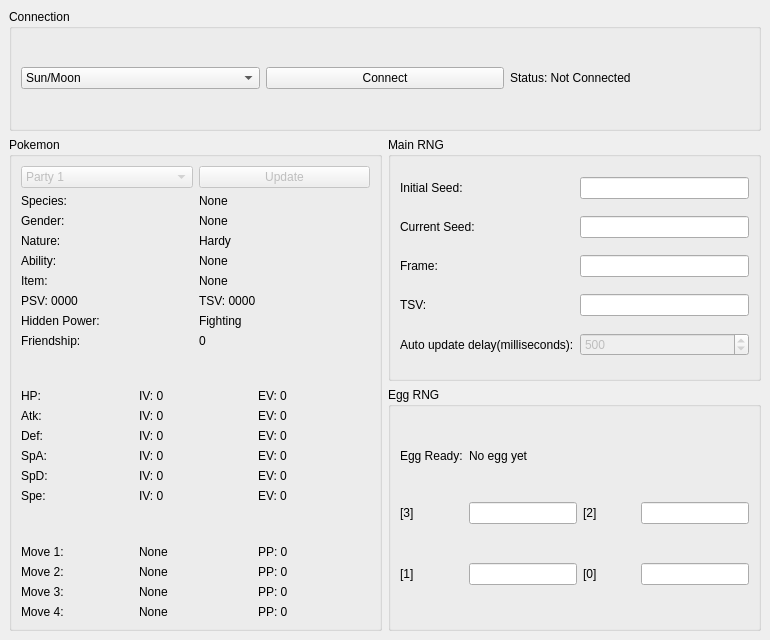
Before: the Qt Designer form CitraRNG/MainWindow.ui in Admiral-Fish/CitraRNG, drawn with Qt 5.
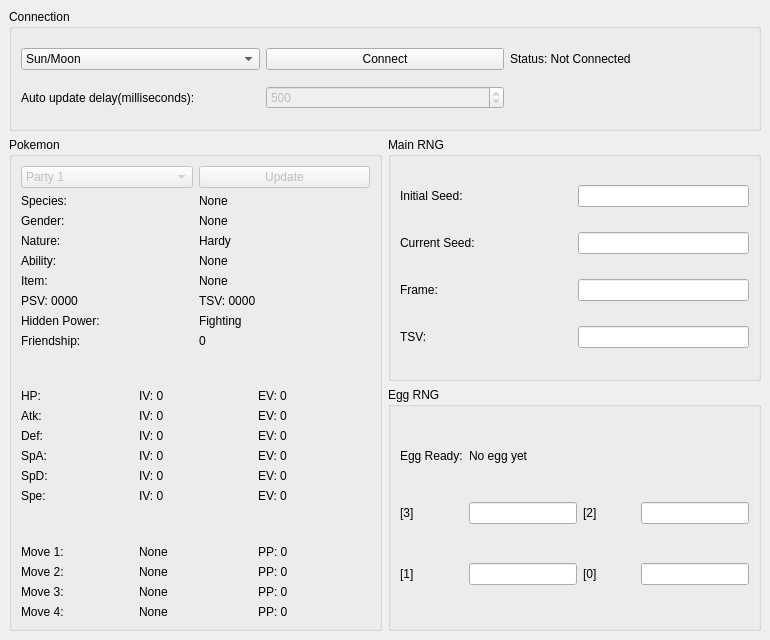
After: the same form once the commit is applied.

Commit message: Move location of update delay

```diff
--- a/CitraRNG/MainWindow.ui
+++ b/CitraRNG/MainWindow.ui
@@ -249,29 +249,6 @@
          </property>
         </widget>
        </item>
-       <item row="4" column="0">
-        <widget class="QLabel" name="labelUpdateDelay">
-         <property name="text">
-          <string>Auto update delay(milliseconds):</string>
-         </property>
-        </widget>
-       </item>
-       <item row="4" column="1">
-        <widget class="QSpinBox" name="spinBoxDelay">
-         <property name="enabled">
-          <bool>false</bool>
-         </property>
-         <property name="minimum">
-          <number>300</number>
-         </property>
-         <property name="maximum">
-          <number>2000</number>
-         </property>
-         <property name="value">
-          <number>500</number>
-         </property>
-        </widget>
-       </item>
       </layout>
      </widget>
     </item>
@@ -333,6 +310,29 @@
          </property>
         </widget>
        </item>
+       <item row="1" column="0">
+        <widget class="QLabel" name="labelUpdateDelay">
+         <property name="text">
+          <string>Auto update delay(milliseconds):</string>
+         </property>
+        </widget>
+       </item>
+       <item row="1" column="1">
+        <widget class="QSpinBox" name="spinBoxDelay">
+         <property name="enabled">
+          <bool>false</bool>
+         </property>
+         <property name="minimum">
+          <number>300</number>
+         </property>
+         <property name="maximum">
+          <number>2000</number>
+         </property>
+         <property name="value">
+          <number>500</number>
+         </property>
+        </widget>
+       </item>
       </layout>
      </widget>
     </item>
```
Left out of the diff: 26 changed lines with no effect on the pictures.
